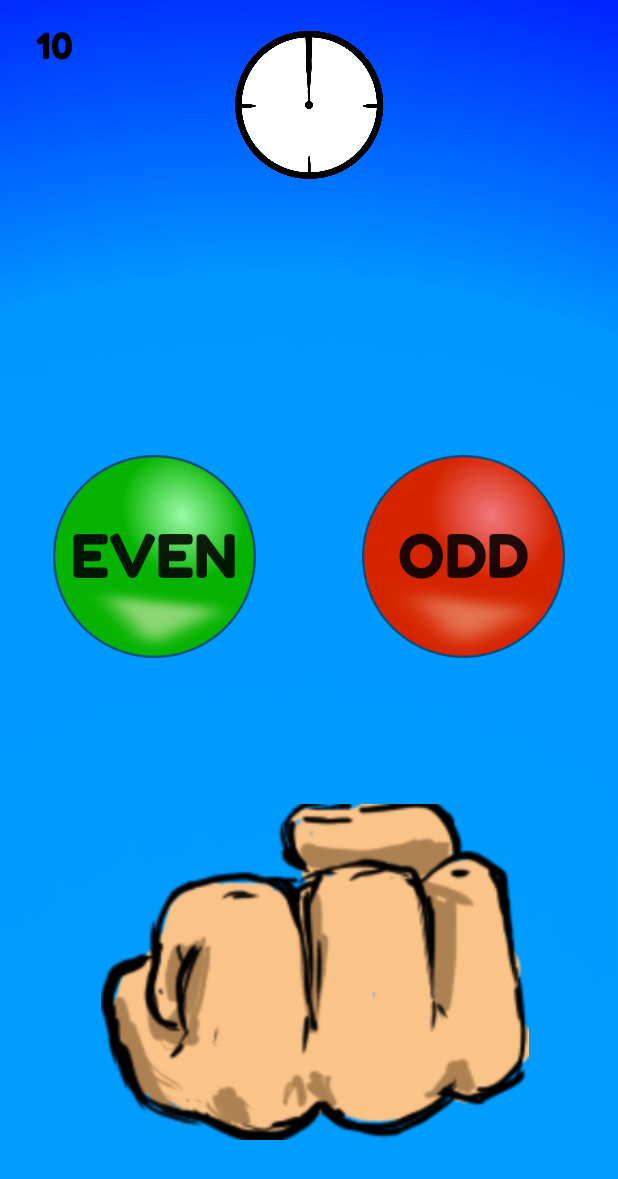
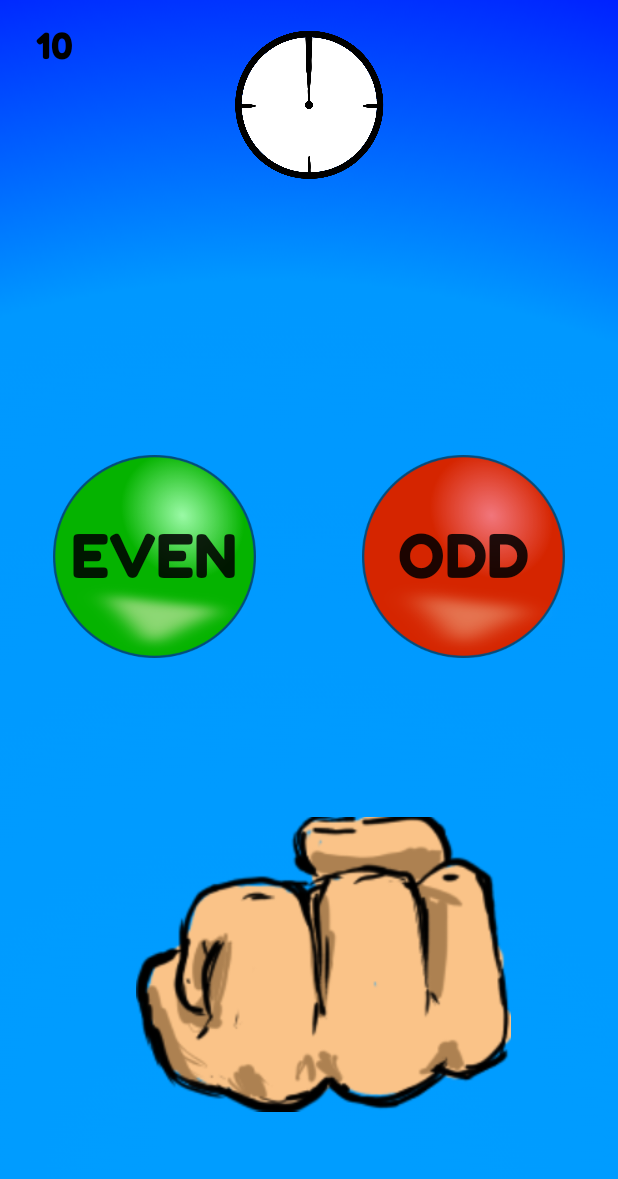
Before and after one commit to FabricioPY/Take-My-Balls, an Android app: the EvenOrOddActivity screen opened directly, with no data from a screen before it, on a phone screen of 412 x 824 dp. Shown: the top 1179 px of the screen. Run offline under Robolectric (Android 15) with nearby library versions, the phone set to English and light mode, and no system bars.

Commit message:
atualizacao tamanho

```diff
--- a/TakeMyBalls/app/src/main/res/layout/activity_even_or_odd.xml
+++ b/TakeMyBalls/app/src/main/res/layout/activity_even_or_odd.xml
@@ -70,12 +70,13 @@
 
     <ImageView
         android:id="@+id/close_hand"
-        android:layout_width="285dp"
+        android:layout_width="250dp"
         android:layout_height="232dp"
         android:layout_alignParentEnd="true"
         android:layout_alignParentBottom="true"
-        android:layout_marginEnd="59dp"
-        android:layout_marginBottom="60dp"
+        android:layout_centerHorizontal="true"
+        android:layout_marginEnd="71dp"
+        android:layout_marginBottom="65dp"
         android:src="@drawable/close_hand" />
 
 </RelativeLayout>
--- a/TakeMyBalls/app/src/main/res/layout/activity_finish_game.xml
+++ b/TakeMyBalls/app/src/main/res/layout/activity_finish_game.xml
@@ -13,7 +13,7 @@
       android:layout_height="wrap_content"
       android:layout_centerHorizontal="true"
       android:layout_centerVertical="true"
-      android:textSize="70sp"
+      android:textSize="88sp"
       android:fontFamily="@font/fredoka_one_regular"
       android:textColor="@color/black"/>
 
@@ -23,10 +23,10 @@
       android:layout_height="wrap_content"
       android:layout_alignParentTop="true"
       android:layout_centerHorizontal="true"
-      android:layout_marginTop="218dp"
+      android:layout_marginTop="192dp"
       android:fontFamily="@font/fredoka_one_regular"
       android:text="You"
       android:textColor="@color/black"
-      android:textSize="70sp" />
+      android:textSize="80sp" />
 
 </RelativeLayout>
--- a/TakeMyBalls/app/src/main/res/layout/activity_win_or_lose.xml
+++ b/TakeMyBalls/app/src/main/res/layout/activity_win_or_lose.xml
@@ -51,8 +51,8 @@
         android:src="@drawable/hand" />
 
     <ImageView
-        android:layout_width="90dp"
-        android:layout_height="90dp"
+        android:layout_width="80dp"
+        android:layout_height="80dp"
         android:layout_alignParentEnd="true"
         android:layout_alignParentBottom="true"
         android:layout_marginEnd="168dp"
```
